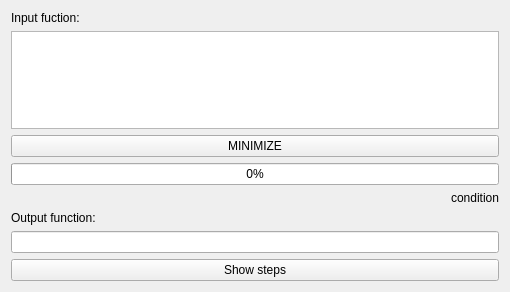
Before: the Qt Designer form snf_gui.ui in blenten/SNF, drawn with Qt 5.
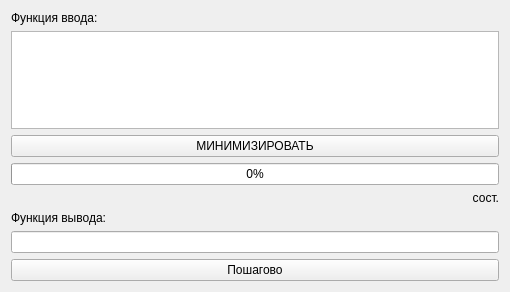
After: the same form once the commit is applied.

Diff of the .ui file:
```diff
--- a/snf_gui.ui
+++ b/snf_gui.ui
@@ -19,7 +19,7 @@
      <item>
       <widget class="QLabel" name="label_2">
        <property name="text">
-        <string>Input fuction:</string>
+        <string>Функция ввода:</string>
        </property>
       </widget>
      </item>
@@ -31,7 +31,7 @@
    <item>
     <widget class="QPushButton" name="minimizeButton">
      <property name="text">
-      <string>MINIMIZE</string>
+      <string>МИНИМИЗИРОВАТЬ</string>
      </property>
     </widget>
    </item>
@@ -50,7 +50,7 @@
         <enum>Qt::LeftToRight</enum>
        </property>
        <property name="text">
-        <string>condition</string>
+        <string>сост.</string>
        </property>
        <property name="alignment">
         <set>Qt::AlignRight|Qt::AlignTrailing|Qt::AlignVCenter</set>
@@ -64,7 +64,7 @@
      <item>
       <widget class="QLabel" name="label">
        <property name="text">
-        <string>Output function:</string>
+        <string>Функция вывода:</string>
        </property>
       </widget>
      </item>
@@ -80,7 +80,7 @@
    <item>
     <widget class="QPushButton" name="stepsButton">
      <property name="text">
-      <string>Show steps</string>
+      <string>Пошагово</string>
      </property>
     </widget>
    </item>
```
Left out of the diff: 2 changed lines with no effect on the pictures.
